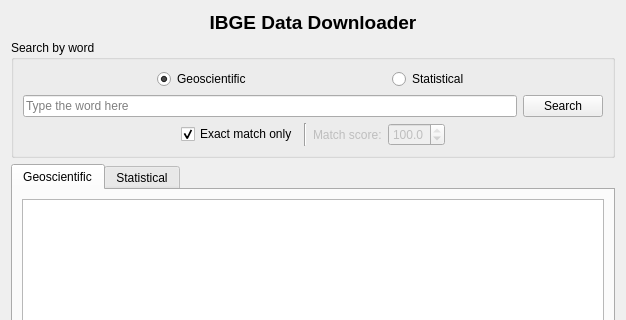
Old version of the form ibgeDataDownloader_dialog_base.ui in the repository VEMD/ibgedatadownloader; both pictures show x 0 to 626 and y 0 to 320 of the 626 by 705 pixel window.
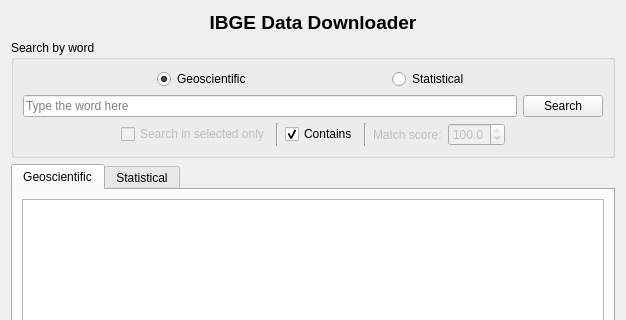
New version of the form.

The edit to the form file:
```diff
--- a/ibgeDataDownloader_dialog_base.ui
+++ b/ibgeDataDownloader_dialog_base.ui
@@ -259,7 +259,7 @@
          </widget>
         </item>
         <item row="2" column="1" colspan="2">
-         <layout class="QHBoxLayout" name="horizontalLayout_4" stretch="0,0,0,0,0,0">
+         <layout class="QHBoxLayout" name="horizontalLayout_4" stretch="0,0,0,0,0,0,0,0">
           <property name="spacing">
            <number>6</number>
           </property>
@@ -283,9 +283,26 @@
            </spacer>
           </item>
           <item>
-           <widget class="QCheckBox" name="checkBox_SearchExact">
+           <widget class="QCheckBox" name="checkBox_SearchSelectedOnly">
+            <property name="enabled">
+             <bool>false</bool>
+            </property>
             <property name="text">
-             <string>Exact match only</string>
+             <string>Search in selected only</string>
+            </property>
+           </widget>
+          </item>
+          <item>
+           <widget class="Line" name="line_2">
+            <property name="orientation">
+             <enum>Qt::Vertical</enum>
+            </property>
+           </widget>
+          </item>
+          <item>
+           <widget class="QCheckBox" name="checkBox_SearchContains">
+            <property name="text">
+             <string>Contains</string>
             </property>
             <property name="checked">
              <bool>true</bool>
```
